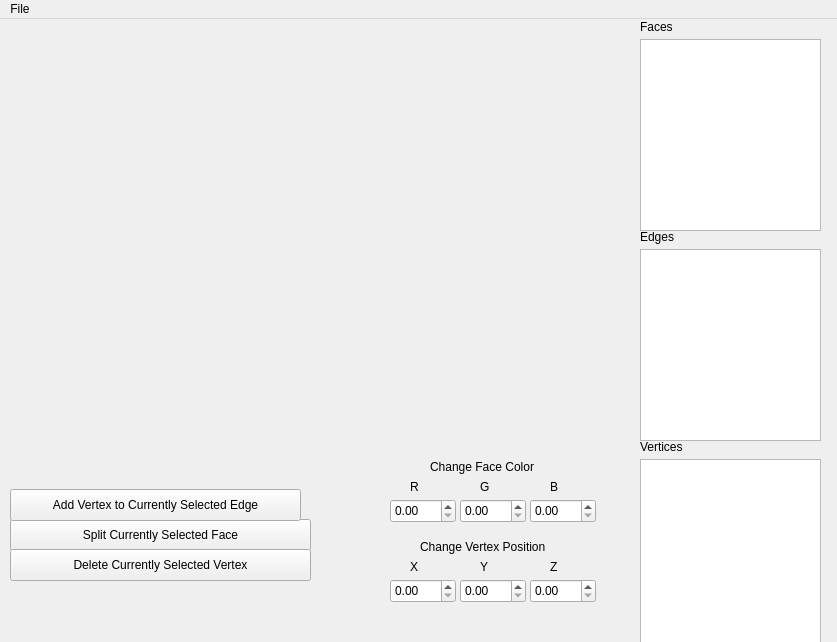
Qt form forms/mainwindow.ui (chloesnyder/CIS497) before a commit.
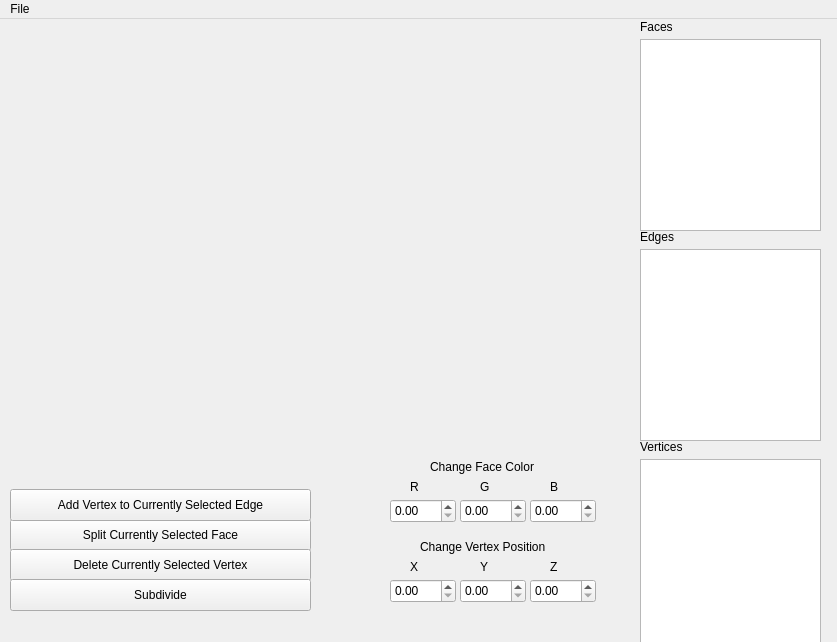
The same form after that commit. Custom widgets are drawn as their Qt base class.

```diff
--- a/forms/mainwindow.ui
+++ b/forms/mainwindow.ui
@@ -123,7 +123,7 @@
      <rect>
       <x>10</x>
       <y>470</y>
-      <width>291</width>
+      <width>301</width>
       <height>32</height>
      </rect>
     </property>
@@ -308,6 +308,19 @@
      <string>Change Face Color</string>
     </property>
    </widget>
+   <widget class="QPushButton" name="subdividButton">
+    <property name="geometry">
+     <rect>
+      <x>10</x>
+      <y>560</y>
+      <width>301</width>
+      <height>32</height>
+     </rect>
+    </property>
+    <property name="text">
+     <string>Subdivide</string>
+    </property>
+   </widget>
   </widget>
   <widget class="QMenuBar" name="menuBar">
    <property name="geometry">
```
Left out of the diff: 17 changed lines with no effect on the pictures.
